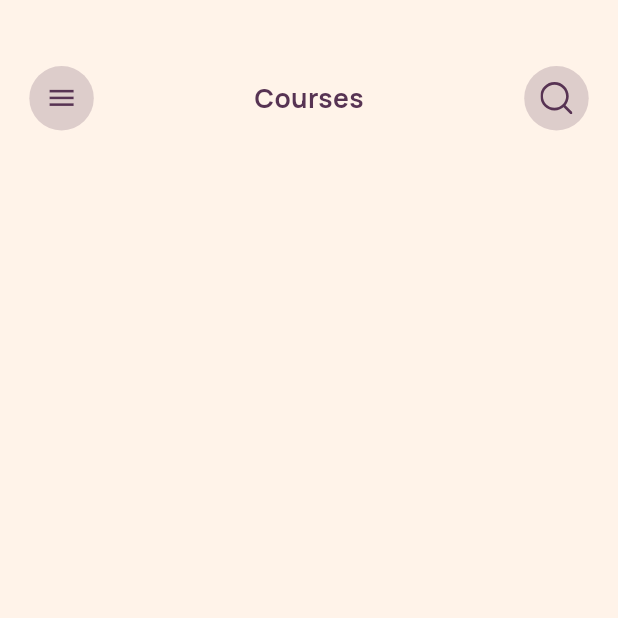
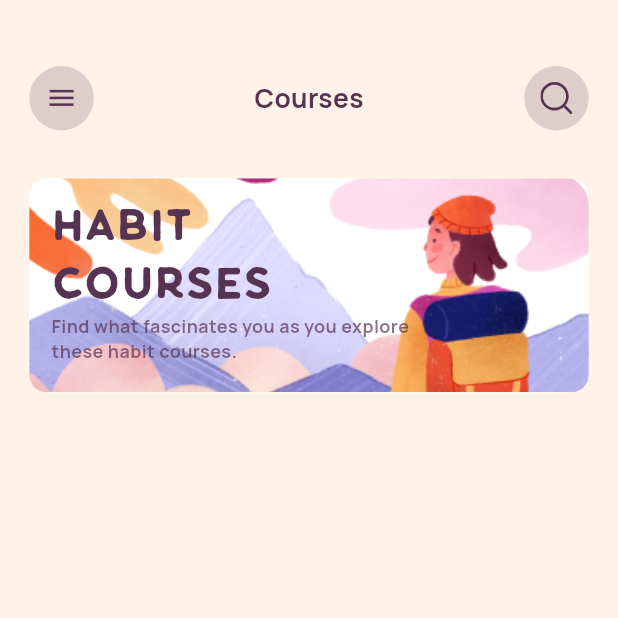
Before and after one commit to Gbenga-Abiodun/habit-app, a Flutter app: the CoursePage screen opened by its route, on a phone screen of 412 x 824 dp, the top half of it. Run offline on Flutter 3.47's test engine with Material 3 defaults, Android fonts, the light colour scheme and no system bars; drawn by our look-alikes of auto_size_text; our stand-ins replace cached_network_image, cloud_firestore, firebase_auth, firebase_core, flutter_svg, flutter_svg_provider and 5 more; accounts and stored records are empty.

Commit message:
working on the courses card

```diff
--- a/lib/pages/course/course_page.dart
+++ b/lib/pages/course/course_page.dart
@@ -2,6 +2,7 @@ import 'package:flutter/material.dart';
 import 'package:flutter_svg/flutter_svg.dart';
 import 'package:habit_app/utils/colors.dart';
 import 'package:habit_app/widgets/circle_icon.dart';
+import 'package:habit_app/widgets/course_card.dart';
 import 'package:habit_app/widgets/custom_app_bar.dart';
 import 'package:habit_app/widgets/small_text.dart';
 import 'package:habit_app/widgets/top_space.dart';
@@ -36,7 +37,9 @@ class CoursePage extends StatelessWidget {
               color: AppColors.eclipse,
               size: Dimensions.height11 * 2,
             ),
-          )
+          ),
+          SizedBox(height: 32,),
+          CourseCard(),
         ],
       ),
     );
--- a/lib/pages/reminder/reminder_page.dart
+++ b/lib/pages/reminder/reminder_page.dart
@@ -73,7 +73,9 @@ class ReminderPage extends GetView<NavController> {
                         SmallText(
                           text: "06:00 AM",
                           fontWeight: FontWeight.w800,
-                          color: AppColors.eclipse,
+                          color:  index.isEven
+                              ? AppColors.eclipse
+                              : AppColors.textInputColor,
                           size: Dimensions.height10 * 2,
                           textAlign: TextAlign.center,
                         ),
--- /dev/null
+++ b/lib/widgets/course_card.dart
@@ -0,0 +1,87 @@
+import 'package:flutter/material.dart';
+import 'package:habit_app/widgets/small_text.dart';
+
+import '../generated/assets.dart';
+import '../utils/colors.dart';
+import '../utils/dimensions.dart';
+
+class CourseCard extends StatelessWidget {
+  const CourseCard({Key? key}) : super(key: key);
+
+  @override
+  Widget build(BuildContext context) {
+    return Container(
+      height: Dimensions.height12 * 12.16666666666667,
+      alignment: Alignment.center,
+      margin: EdgeInsets.symmetric(
+        horizontal: Dimensions.height10 * 2,
+      ),
+      decoration: BoxDecoration(
+        color: AppColors.scaffoldBg,
+        borderRadius: BorderRadius.circular(
+          Dimensions.height12,
+        ),
+        image: DecorationImage(
+          fit: BoxFit.cover,
+          image: AssetImage(
+            Assets.imagesCoursesCard,
+          ),
+        ),
+      ),
+      child: Row(
+        mainAxisAlignment: MainAxisAlignment.spaceBetween,
+        children: [
+          Padding(
+            padding: EdgeInsets.only(
+              left: Dimensions.height15,
+            ),
+            child: Column(
+              crossAxisAlignment: CrossAxisAlignment.start,
+              children: [
+                SizedBox(
+                  height: Dimensions.font12,
+                ),
+                SmallText(
+                  text: "Habit \ncourses",
+                  fontFamily: "Klasik",
+                  size: Dimensions.font12 * 3,
+                  color: AppColors.eclipse,
+                  height: 1.1,
+                ),
+                // SizedBox(height: Dimensions.height8/2,),
+                Row(
+                  // mainAxisSize: MainAxisSize.max,
+                  mainAxisAlignment: MainAxisAlignment.start,
+                  children: [
+                    SmallText(
+                      text:
+                          "Find what fascinates you as you explore \nthese habit courses.",
+                      // fontFamily: "Klasik",
+                      size: Dimensions.height12,
+                      fontWeight: FontWeight.w700,
+                      textAlign: TextAlign.start,
+                      color: AppColors.eclipse.withOpacity(
+                        0.7,
+                      ),
+                    ),
+                  ],
+                ),
+
+                // SizedBox(
+                //   height: Dimensions.height12 * 2.166666666666667,
+                // ),
+
+                // Row(
+                //   mainAxisAlignment: MainAxisAlignment.start,
+                //   children: [
+                //
+                //   ],
+                // ),
+              ],
+            ),
+          ),
+        ],
+      ),
+    );
+  }
+}
--- a/lib/widgets/small_text.dart
+++ b/lib/widgets/small_text.dart
@@ -6,12 +6,14 @@ import '../utils/dimensions.dart';
 class SmallText extends StatelessWidget {
   final String text;
   final Color? color;
-
+ final double? height;
   final TextDecoration? decoration;
 
   final FontWeight? fontWeight;
 
   final String? fontFamily;
+
+  final double? letterSpacing;
 
   final TextAlign? textAlign;
 
@@ -27,7 +29,7 @@ class SmallText extends StatelessWidget {
     this.size = 0,
     this.decoration,
     this.decorationColor,
-    this.fontFamily = "Manrope", this.textAlign,
+    this.fontFamily = "Manrope", this.textAlign, this.letterSpacing, this.height,
   }) : super(key: key);
 
   @override
@@ -37,7 +39,9 @@ class SmallText extends StatelessWidget {
       textAlign: textAlign,
       style: TextStyle(
         decoration: decoration,
+        letterSpacing: letterSpacing,
         decorationColor: decorationColor,
+        height: height,
         color: color,
         fontWeight: fontWeight,
         fontFamily: fontFamily,
--- a/pubspec.yaml
+++ b/pubspec.yaml
@@ -46,7 +46,7 @@ dependencies:
   firebase_storage: ^11.1.2
   cloud_firestore: ^4.6.0
   google_sign_in: ^6.2.1
-  numberpicker: ^2.1.2
+#  numberpicker: ^2.1.2
 #  wolt_modal_sheet: ^0.6.1
 #  api_cache_manager: ^1.0.2
 #  path_provider:
```
Also changed, not shown: lib/controller/utils_controller.dart (+13 -4 lines), lib/pages/reminder/add_reminder.dart (+61 -9 lines), lib/widgets/my_time.dart (+5 -5 lines), lib/widgets/wheels.dart (+52 -7 lines), assets/images/courses_card.jpg (added), lib/generated/assets.dart, pubspec.lock.
